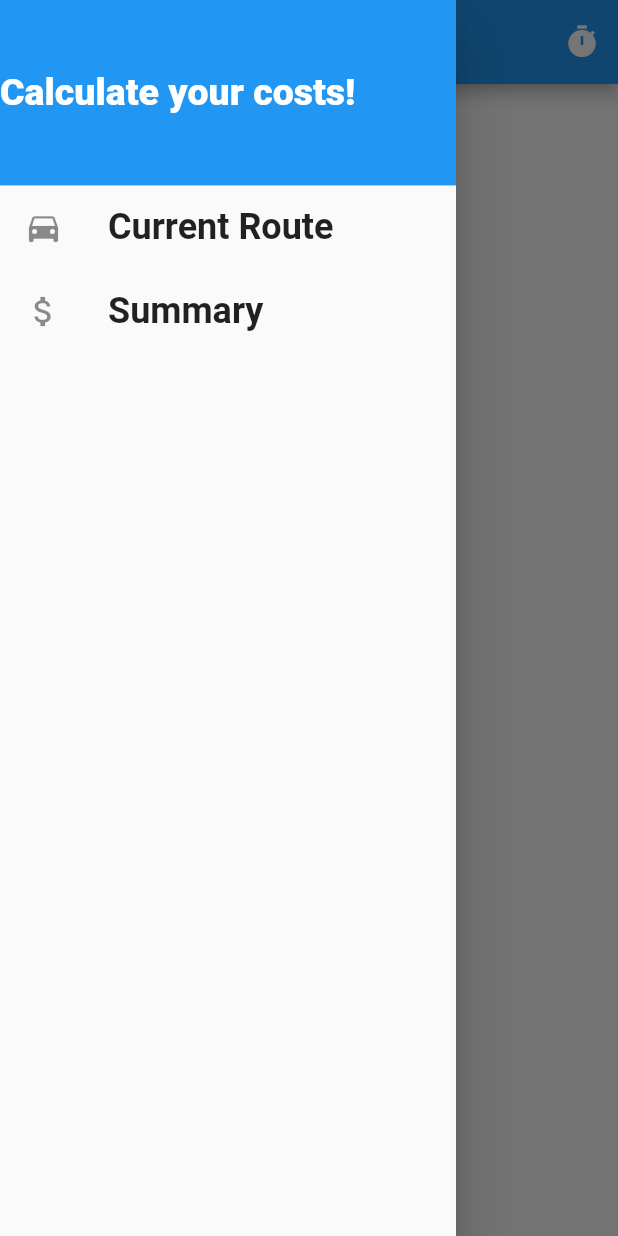
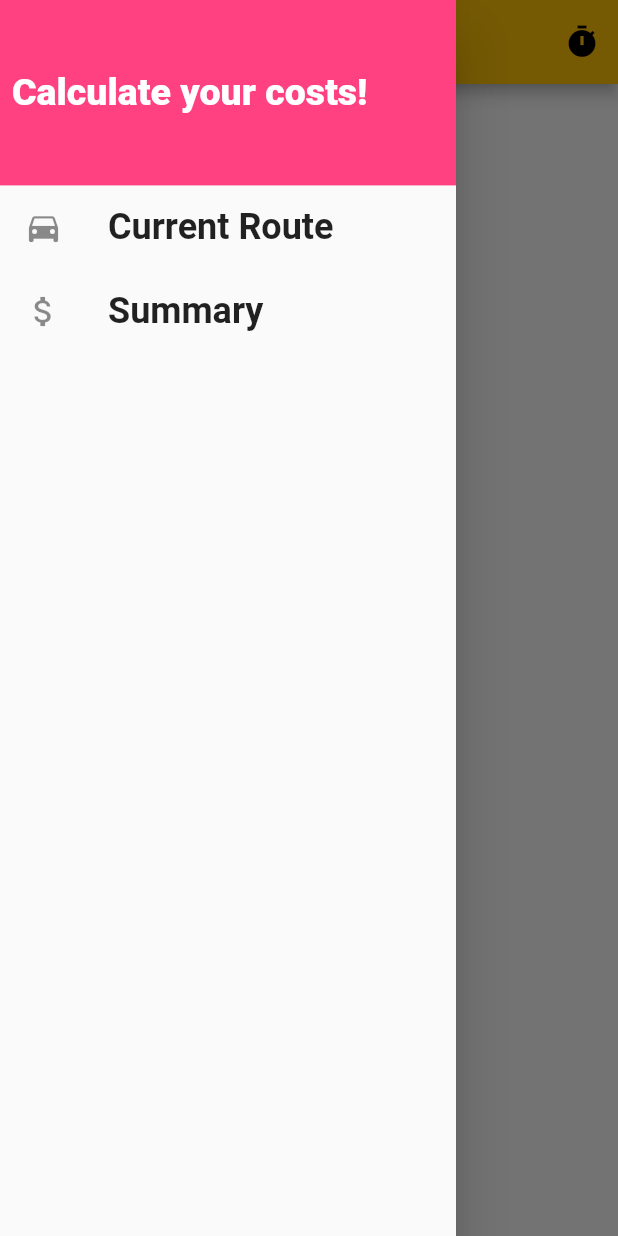
Before and after one commit to SosenWiosen/fuel-cost-calculator, a Flutter app: the RouteScreen screen opened directly, with the side drawer open, on a phone screen of 412 x 824 dp. Run offline on Flutter 3.47's test engine with Material 2 defaults, Android fonts, the phone set to English and light mode, and no system bars; our stand-ins replace geolocator, shared_preferences, sqflite; missing offline and left inert: android_alarm_manager, min_id; accounts and stored records are empty.

Commit message:
Added styling

```diff
--- a/lib/screens/route_screen.dart
+++ b/lib/screens/route_screen.dart
@@ -72,10 +72,15 @@ class _RouteScreenState extends State<RouteScreen> {
                         ),
                       ),
                 Expanded(
-                  child: ListView.builder(
-                    itemCount: persons.length,
-                    itemBuilder: (ctx, index) => RoutePerson(persons[index].id),
-                  ),
+                  child: persons.isEmpty
+                      ? Center(
+                          child: Text("No persons currently added!"),
+                        )
+                      : ListView.builder(
+                          itemCount: persons.length,
+                          itemBuilder: (ctx, index) =>
+                              RoutePerson(persons[index].id),
+                        ),
                 ),
               ],
             ),
--- a/lib/widgets/main_drawer.dart
+++ b/lib/widgets/main_drawer.dart
@@ -35,12 +35,15 @@ class MainDrawer extends StatelessWidget {
             width: double.infinity,
             alignment: Alignment.centerLeft,
             color: Theme.of(context).accentColor,
+            child: Padding(
+              padding: const EdgeInsets.all(8.0),
               child: Text(
                 "Calculate your costs!",
                 style: TextStyle(
                   fontWeight: FontWeight.w900,
                   fontSize: 25,
                   color: Colors.white,
+                ),
               ),
             ),
           ),
--- a/lib/widgets/person_input.dart
+++ b/lib/widgets/person_input.dart
@@ -39,7 +39,6 @@ class _PersonInputState extends State<PersonInput> {
             child: IconButton(
               icon: Icon(Icons.add),
               onPressed: addPerson,
-              color: Colors.white,
             ),
           )
         ],
```
Also changed, not shown: lib/main.dart (+8 -1 lines), 1 other file. Lines whose indentation alone changed are shown as unchanged.
